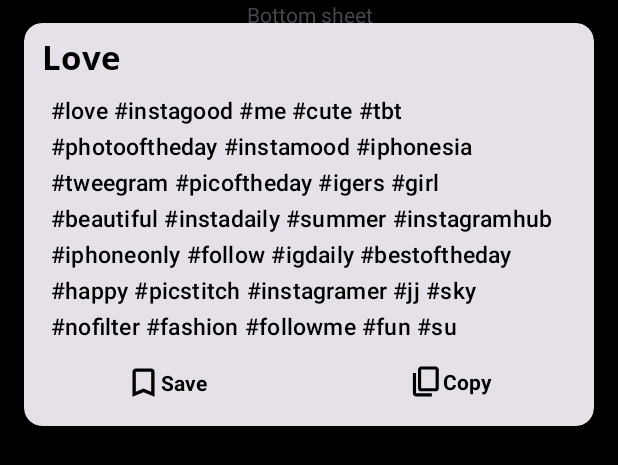
After one commit to albin897/Hashtag-Generator-Funding-Page, an Android app: the layout fragment_bottom_sheet.xml on its own in the app's theme, with its tools: preview values and no code run, on a phone screen of 412 x 824 dp. The commit adds this screen. Shown: the top 465 px of the screen. Run offline under Robolectric (Android 15) with nearby library versions, the phone set to English and light mode, and no system bars.

Commit message:
bottom sheet is working

```diff
--- /dev/null
+++ b/app/src/main/java/abc/sadnoxx/hashtaggenerator/MyBottomSheetDialogFragment.kt
@@ -0,0 +1,49 @@
+package abc.sadnoxx.hashtaggenerator
+
+import android.app.Dialog
+import android.os.Bundle
+import android.view.LayoutInflater
+import android.view.View
+import android.view.ViewGroup
+import com.google.android.material.bottomsheet.BottomSheetBehavior
+import com.google.android.material.bottomsheet.BottomSheetDialog
+import com.google.android.material.bottomsheet.BottomSheetDialogFragment
+
+class MyBottomSheetDialogFragment : BottomSheetDialogFragment() {
+
+    private lateinit var bottomSheetBehavior: BottomSheetBehavior<View>
+
+    override fun onCreateView(
+        inflater: LayoutInflater,
+        container: ViewGroup?,
+        savedInstanceState: Bundle?
+    ): View? {
+        val view = inflater.inflate(R.layout.fragment_bottom_sheet, container, false)
+
+        // Set the click listener to expand/collapse the bottom sheet
+        view.setOnClickListener {
+            if (bottomSheetBehavior.state == BottomSheetBehavior.STATE_COLLAPSED) {
+                bottomSheetBehavior.state = BottomSheetBehavior.STATE_EXPANDED
+            } else {
+                bottomSheetBehavior.state = BottomSheetBehavior.STATE_COLLAPSED
+            }
+        }
+
+        return view
+    }
+
+    override fun onCreateDialog(savedInstanceState: Bundle?): Dialog {
+        val dialog = super.onCreateDialog(savedInstanceState) as BottomSheetDialog
+
+        val view = View.inflate(context, R.layout.fragment_bottom_sheet, null)
+        dialog.setContentView(view)
+
+        val behavior = BottomSheetBehavior.from(view.parent as View)
+        behavior.halfExpandedRatio = 0.5f
+        behavior.state = BottomSheetBehavior.STATE_COLLAPSED
+
+        bottomSheetBehavior = behavior
+
+        return dialog
+    }
+}
--- a/app/src/main/java/abc/sadnoxx/hashtaggenerator/fragments/hashtag/hashtags/HashtagsFragment.kt
+++ b/app/src/main/java/abc/sadnoxx/hashtaggenerator/fragments/hashtag/hashtags/HashtagsFragment.kt
@@ -1,5 +1,6 @@
 package abc.sadnoxx.hashtaggenerator.fragments.hashtag.hashtags
 
+import abc.sadnoxx.hashtaggenerator.MyBottomSheetDialogFragment
 import abc.sadnoxx.hashtaggenerator.R
 import android.content.Context
 import android.os.Build
@@ -25,6 +26,7 @@ class HashtagsFragment : Fragment() {
     private lateinit var cardAdapter: CardAdapter
     private lateinit var searchBarTop: TextInputLayout
     private lateinit var fab: ExtendedFloatingActionButton
+    private lateinit var fab0: ExtendedFloatingActionButton
 
 
 
@@ -39,7 +41,14 @@ class HashtagsFragment : Fragment() {
 
         searchBarTop = rootView.findViewById(R.id.searchbartop)
         fab = rootView.findViewById(R.id.floating_action_button)
+        fab0 = rootView.findViewById(R.id.floating_action_button0)
 
+
+
+        fab0.setOnClickListener {
+            val bottomSheetFragment = MyBottomSheetDialogFragment()
+            bottomSheetFragment.show(parentFragmentManager, bottomSheetFragment.tag)
+        }
 
 
         fab.setOnClickListener {
--- /dev/null
+++ b/app/src/main/res/layout/fragment_bottom_sheet.xml
@@ -0,0 +1,124 @@
+<?xml version="1.0" encoding="utf-8"?>
+<androidx.constraintlayout.widget.ConstraintLayout xmlns:android="http://schemas.android.com/apk/res/android"
+    xmlns:app="http://schemas.android.com/apk/res-auto"
+    xmlns:tools="http://schemas.android.com/tools"
+    android:layout_width="match_parent"
+    android:layout_height="match_parent"
+    android:background="@color/black">
+
+
+    <TextView
+        android:layout_width="match_parent"
+        android:layout_height="wrap_content"
+        android:gravity="center"
+        android:text="Bottom sheet"
+        app:layout_constraintTop_toTopOf="parent" />
+
+
+    <com.google.android.material.card.MaterialCardView
+        android:id="@+id/card"
+        style="?attr/materialCardViewFilledStyle"
+        android:layout_width="match_parent"
+        android:layout_height="wrap_content"
+        android:layout_marginStart="16dp"
+        android:layout_marginTop="15dp"
+        android:layout_marginEnd="16dp"
+        app:layout_constraintStart_toStartOf="parent"
+        app:layout_constraintTop_toTopOf="parent">
+
+
+        <LinearLayout
+            android:layout_width="match_parent"
+            android:layout_height="match_parent"
+            android:orientation="vertical"
+            android:paddingTop="7dp"
+            android:paddingBottom="17dp">
+
+            <TextView
+                android:id="@+id/mainTagText"
+                android:layout_width="wrap_content"
+                android:layout_height="wrap_content"
+                android:layout_marginStart="12dp"
+                android:layout_marginLeft="19dp"
+                android:fontFamily="@font/open_sans_bold"
+                android:text="Love"
+                android:textAppearance="?attr/textAppearanceTitleMedium"
+                android:textColor="@color/text_color"
+                android:textSize="22sp" />
+
+            <TextView
+                android:id="@+id/tagTagText"
+                android:layout_width="wrap_content"
+                android:layout_height="wrap_content"
+                android:layout_marginStart="18dp"
+                android:layout_marginLeft="19dp"
+                android:layout_marginEnd="18dp"
+                android:layout_marginRight="19dp"
+                android:paddingTop="9dp"
+                android:paddingBottom="5dp"
+                android:text="#love #instagood #me #cute #tbt #photooftheday #instamood #iphonesia #tweegram #picoftheday #igers #girl #beautiful #instadaily #summer #instagramhub #iphoneonly #follow #igdaily #bestoftheday #happy #picstitch #instagramer #jj #sky #nofilter #fashion #followme #fun #su"
+                android:textAppearance="?attr/textAppearanceTitleMedium"
+                android:textColor="@color/text_color"
+                android:textSize="15sp" />
+
+            <LinearLayout
+                android:id="@+id/saveBtn"
+                android:layout_width="match_parent"
+                android:layout_height="wrap_content"
+                android:orientation="horizontal">
+
+                <LinearLayout
+                    android:layout_width="match_parent"
+                    android:layout_height="wrap_content"
+                    android:layout_weight="1"
+                    android:gravity="center"
+                    android:orientation="horizontal">
+
+                    <ImageView
+                        android:id="@+id/btnBookmark"
+                        android:layout_width="wrap_content"
+                        android:layout_height="wrap_content"
+                        android:paddingTop="10dp"
+                        android:src="@drawable/bookmark" />
+
+                    <TextView
+                        android:layout_width="wrap_content"
+                        android:layout_height="wrap_content"
+                        android:paddingTop="10dp"
+                        android:textColor="@color/text_color"
+                        android:text="@string/save" />
+                </LinearLayout>
+
+                <LinearLayout
+                    android:id="@+id/btnCopy"
+                    android:layout_width="match_parent"
+                    android:layout_height="wrap_content"
+                    android:layout_weight="1"
+                    android:gravity="center"
+                    android:orientation="horizontal">
+
+                    <ImageView
+                        android:layout_width="wrap_content"
+                        android:layout_height="wrap_content"
+                        android:paddingTop="10dp"
+                        android:src="@drawable/copy" />
+
+                    <TextView
+                        android:layout_width="wrap_content"
+                        android:layout_height="wrap_content"
+                        android:paddingTop="10dp"
+                        android:textColor="@color/text_color"
+                        android:text="@string/copy" />
+                </LinearLayout>
+
+
+            </LinearLayout>
+
+
+        </LinearLayout>
+
+
+    </com.google.android.material.card.MaterialCardView>
+
+
+</androidx.constraintlayout.widget.ConstraintLayout>
```
